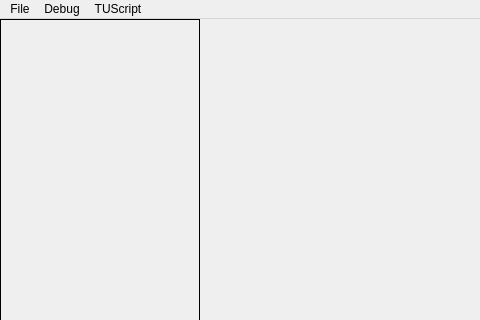
This is NiirdPad/NiirdPad.ui in TheEclectus/NiirdPad as Qt 5 draws it before an edit; both pictures show x 0 to 480 and y 0 to 320 of the 1043 by 644 pixel window. The edited form follows.
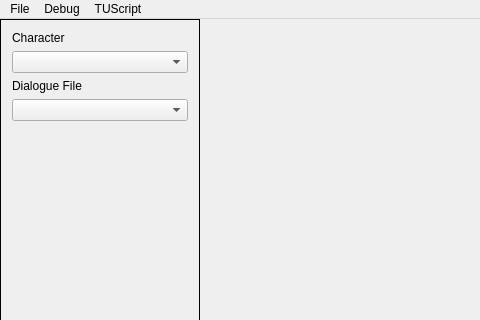
This is the edited form. Icons and pictures are not drawn. Custom widgets are drawn as their Qt base class.

Commit message: Added Character class to contain dialogue files. Added DialogueFile class to store spreads of individual nodes and track references already in use. Added Character and Dialogue File selectors to the main window. Added a layout to the sidebar of the main window.

Patch:
```diff
--- a/NiirdPad/NiirdPad.ui
+++ b/NiirdPad/NiirdPad.ui
@@ -66,6 +66,41 @@
       <property name="frameShadow">
        <enum>QFrame::Plain</enum>
       </property>
+      <layout class="QVBoxLayout" name="verticalLayout">
+       <item>
+        <widget class="QLabel" name="label">
+         <property name="text">
+          <string>Character</string>
+         </property>
+        </widget>
+       </item>
+       <item>
+        <widget class="QComboBox" name="comboBox"/>
+       </item>
+       <item>
+        <widget class="QLabel" name="label_2">
+         <property name="text">
+          <string>Dialogue File</string>
+         </property>
+        </widget>
+       </item>
+       <item>
+        <widget class="QComboBox" name="comboBox_2"/>
+       </item>
+       <item>
+        <spacer name="verticalSpacer">
+         <property name="orientation">
+          <enum>Qt::Vertical</enum>
+         </property>
+         <property name="sizeHint" stdset="0">
+          <size>
+           <width>20</width>
+           <height>40</height>
+          </size>
+         </property>
+        </spacer>
+       </item>
+      </layout>
      </widget>
     </item>
     <item>
```
The commit also changes 9 other files.
